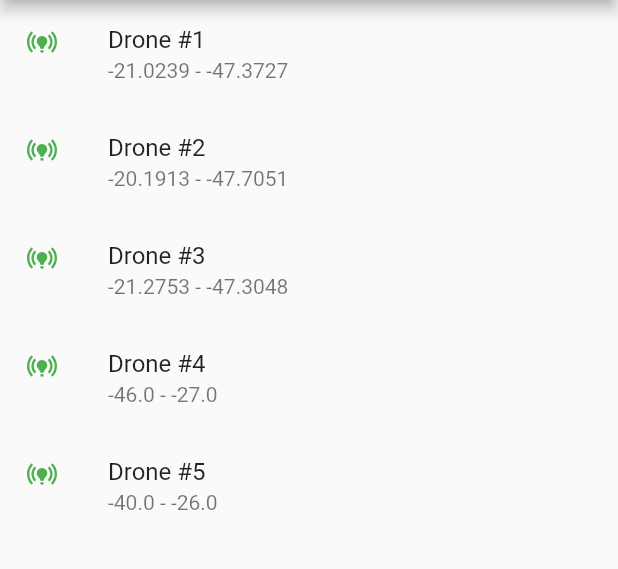
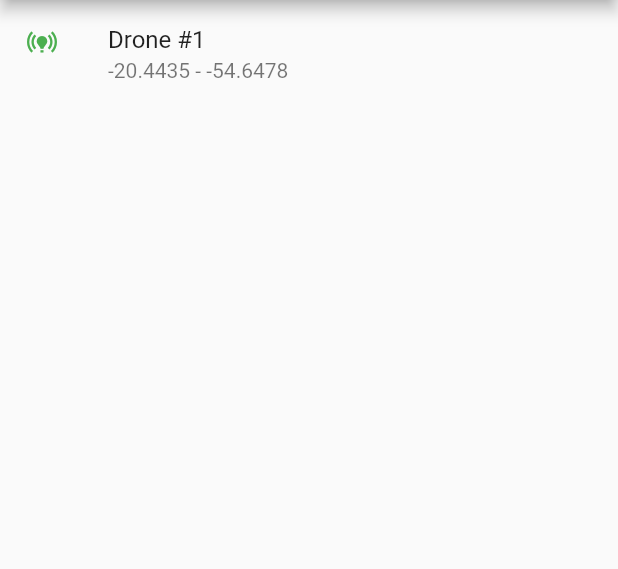
Before and after one commit to jvdon/gs_flutter_3SIF, a Flutter app: the screen it shows after launch, on a phone screen of 412 x 824 dp, the part 84-653 px from its top. Run offline on Flutter 3.47's test engine with Material 2 defaults, Android fonts, the phone set to English and light mode, and no system bars; drawn by our look-alikes of flutter_map; our stand-ins replace ionicons, latlong2.

Commit message:
06/04/2023 01:23:08

```diff
--- a/lib/dashboard.dart
+++ b/lib/dashboard.dart
@@ -66,7 +66,7 @@ class _DashboardState extends State<Dashboard> {
           flex: 4,
           child: FlutterMap(
             options:
-                MapOptions(center: LatLng(-23.533773, -46.625290), zoom: 8),
+                MapOptions(center: LatLng(-23.533773, -46.625290), zoom: 4),
             children: [
               TileLayer(
                 urlTemplate: 'https://tile.openstreetmap.org/{z}/{x}/{y}.png',
@@ -84,8 +84,7 @@ class _DashboardState extends State<Dashboard> {
                       ),
                       width: 80,
                       height: 80,
-                      builder: (context) =>
-                          const Icon(Icons.airplanemode_active),
+                      builder: (context) => Icon(Icons.airplanemode_active),
                       rotate: true,
                     );
                   },
--- a/lib/database/db.dart
+++ b/lib/database/db.dart
@@ -4,41 +4,50 @@ import 'package:flutter/material.dart';
 import 'package:gs_flutter/drone.dart';
 import 'package:gs_flutter/drone_image.dart';
 import 'package:gs_flutter/history.dart';
+import 'package:gs_flutter/soil.dart';
 
 import 'package:latlong2/latlong.dart';
 
 abstract class Database {
   static List<Drone> drones = [
-    Drone(id: 1, position: LatLng(-21.0239, -47.3727), images: [
-      DroneImage(
-          ID: "ID2147",
+    Drone(
+      id: 1,
+      crop: "Trigo",
+      position: LatLng(-20.4435, -54.6478),
+      images: [
+        DroneImage(
+          ID: "ID2054",
+          soildData: Soil(wind: 20, UV: 5, temperature: 30, humidity: 0.8),
           image: Image.network(
-              "https://www.netafimusa.com/48da28/globalassets/demo/products-and-solutions/open-fields/open_fields_headvisual-graded.jpg?height=0&width=750&mode=crop&quality=80"))
-    ]),
-    Drone(id: 2, position: LatLng(-20.1913, -47.7051), images: [
-      DroneImage(
-          ID: "ID2047",
+            "https://images.unsplash.com/photo-1595976281013-8024ecc02575?ixlib=rb-4.0.3&ixid=M3wxMjA3fDB8MHxzZWFyY2h8MTF8fHdoZWF0JTIwZmllbGR8ZW58MHx8MHx8fDA%3D&w=1000&q=80",
+          ),
+        ),
+        DroneImage(
+          ID: "ID2054",
+          soildData: Soil(
+            wind: 10,
+            UV: 8,
+            temperature: 35,
+            humidity: 0.3,
+          ),
           image: Image.network(
-              "https://images.nationalgeographic.org/image/upload/t_edhub_resource_key_image/v1638892233/EducationHub/photos/crops-growing-in-thailand.jpg"))
-    ]),
-    Drone(id: 3, position: LatLng(-21.2753, -47.3048), images: [
-      DroneImage(
-          ID: "ID2147",
+            "https://media.istockphoto.com/id/1253113677/photo/burnt-field-of-wheat.jpg?s=612x612&w=0&k=20&c=EV1D_LlUKJpt31puiDdRuJI0AlZ_ENQV0m8mo5iRf5o=",
+          ),
+        ),
+        DroneImage(
+          ID: "ID2054",
+          soildData: Soil(
+            wind: 35,
+            UV: 5,
+            temperature: 25,
+            humidity: 0.8,
+          ),
           image: Image.network(
-              "https://balchem.com/plant-nutrition/wp-content/uploads/sites/4/2021/02/Balchem-plant-nutrition-field-crops-how-we-serve-this-market-850x570.jpg"))
-    ]),
-    Drone(id: 4, position: LatLng(-46, -27), images: [
-      DroneImage(
-          ID: "ID4627",
-          image: Image.network(
-              "https://media.istockphoto.com/id/965148388/pt/foto/green-ripening-soybean-field-agricultural-landscape.jpg?s=612x612&w=0&k=20&c=Y11IEwuSunVWEYjVraLd8wvrObeRes6v5lzCvVJRZRc="))
-    ]),
-    Drone(id: 5, position: LatLng(-40, -26), images: [
-      DroneImage(
-          ID: "ID4026",
-          image: Image.network(
-              "https://www.ndsu.edu/agriculture/sites/default/files/styles/784x424/public/2021-06/soybean-field.jpg?h=5a8f14a3&itok=in1uve7F"))
-    ]),
+            "https://thumbs.dreamstime.com/b/windswept-field-motion-wheat-being-moved-high-chinook-winds-71647562.jpg",
+          ),
+        ),
+      ],
+    ),
   ];
 
   static List<History> historic = [
--- a/lib/drone.dart
+++ b/lib/drone.dart
@@ -2,8 +2,11 @@ import 'package:gs_flutter/drone_image.dart';
 import 'package:latlong2/latlong.dart';
 
 class Drone {
+  String crop;
+
+  int id;
+
   LatLng position;
-  int id;
 
   List<DroneImage> images = [];
 
@@ -11,6 +14,7 @@ class Drone {
 
   Drone(
       {required this.id,
+      required this.crop,
       required this.position,
       required this.images,
       this.online = true});
--- a/lib/drone_image.dart
+++ b/lib/drone_image.dart
@@ -1,8 +1,10 @@
 import 'package:flutter/material.dart';
+import 'package:gs_flutter/soil.dart';
 
 class DroneImage {
   String ID;
   Image image;
+  Soil soildData;
 
-  DroneImage({required this.ID, required this.image});
+  DroneImage({required this.ID, required this.image, required this.soildData});
 }
--- /dev/null
+++ b/lib/soil.dart
@@ -0,0 +1,12 @@
+class Soil {
+  double humidity; // Water icon
+  double wind; // Wind icon
+  double UV; // Sun icon
+  double temperature;
+
+  Soil(
+      {required this.wind,
+      required this.UV,
+      required this.temperature,
+      required this.humidity});
+}
```
Also changed, not shown: lib/drone_view.dart (+6 -3 lines), lib/image_gallery.dart (+4 -3 lines), lib/image_view.dart (+32 -0 lines).
